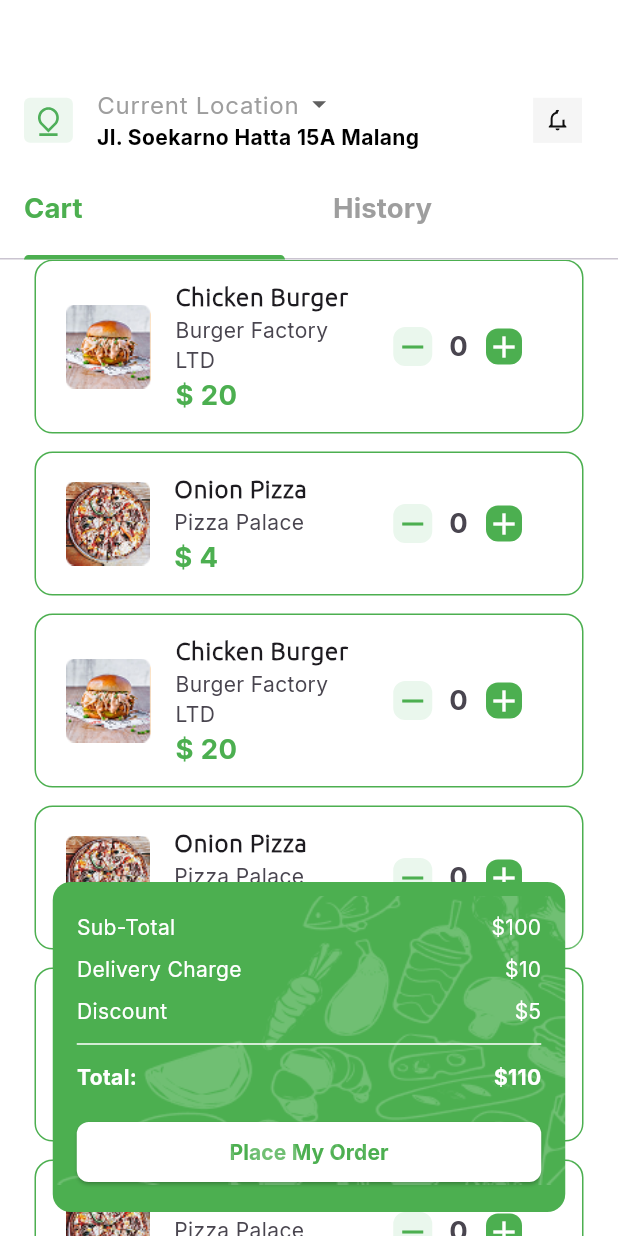
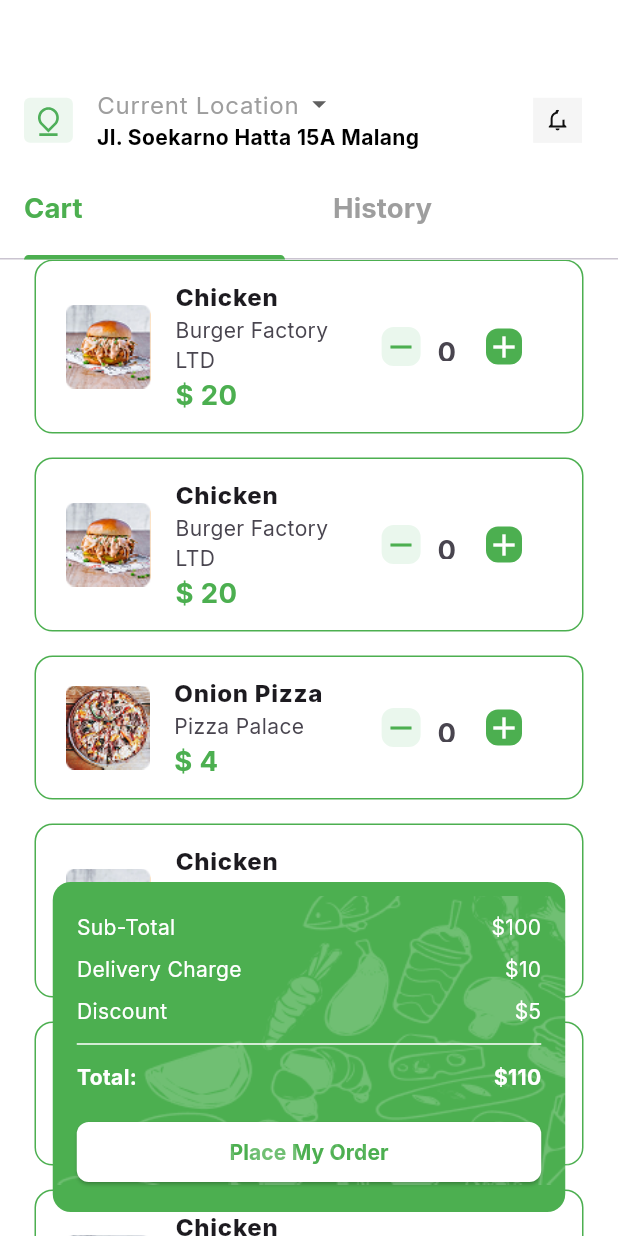
Before and after one commit to iBinaryBeats/foodtek, a Flutter app: the OrdersMenu screen opened directly, on a phone screen of 412 x 824 dp. Run offline on Flutter 3.47's test engine with Material 3 defaults, Android fonts, the phone set to English and light mode, and no system bars; drawn by our look-alikes of flutter_slidable; our stand-ins replace country_code_picker, device_preview, flutter_screenutil, flutter_secure_storage, flutter_svg, pin_code_fields; accounts and stored records are empty.

Commit message:
code improvement

```diff
--- a/lib/features/dashboard/presentation/screens/orders_menu.dart
+++ b/lib/features/dashboard/presentation/screens/orders_menu.dart
@@ -14,6 +14,13 @@ class OrdersMenu extends StatelessWidget {
   ];
 
   List<Map<dynamic, dynamic>> ordered_items = [
+    {
+      'image': 'assets/images/menu_item.png',
+      'title': 'Chicken Burger',
+      'subTitle': 'Burger Factory LTD',
+      'price': 20,
+      'quantity': ValueNotifier<int>(0), // Use ValueNotifier for each item
+    },
     {
       'image': 'assets/images/menu_item.png',
       'title': 'Chicken Burger',
@@ -100,6 +107,8 @@ class OrdersMenu extends StatelessWidget {
                                       horizontal: responsiveWidth(context, 24),
                                     ),
                                     child: Slidable(
+                                      closeOnScroll: true,
+                                      direction: Axis.horizontal,
                                       startActionPane: ActionPane(
                                         motion: ScrollMotion(),
                                         children: [
@@ -108,6 +117,10 @@ class OrdersMenu extends StatelessWidget {
                                               //TODO
                                               print('test');
                                             },
+                                            padding: const EdgeInsets.all(30),
+                                            borderRadius: BorderRadius.circular(
+                                              18,
+                                            ),
                                             backgroundColor: Color(0xffFDAC1D),
                                             foregroundColor: Colors.white,
                                             icon: Icons.delete,
@@ -116,7 +129,7 @@ class OrdersMenu extends StatelessWidget {
                                         ],
                                       ),
                                       child: Container(
-                                        margin: EdgeInsets.only(bottom: 12),
+                                        margin: EdgeInsets.only(bottom: 16),
                                         padding: EdgeInsets.all(4),
                                         decoration: BoxDecoration(
                                           borderRadius: BorderRadius.circular(
@@ -135,7 +148,6 @@ class OrdersMenu extends StatelessWidget {
                                             maxLines: 1,
                                             style: TextStyle(
                                               fontWeight: FontWeight.w800,
-                                              fontFamily: 'Ubuntu',
                                             ),
                                           ),
                                           subtitle: Column(
@@ -157,6 +169,8 @@ class OrdersMenu extends StatelessWidget {
                                           ),
                                           trailing: Row(
                                             mainAxisSize: MainAxisSize.min,
+                                            mainAxisAlignment:
+                                                MainAxisAlignment.end,
                                             children: [
                                               IconButton(
                                                 onPressed: () {
@@ -191,12 +205,16 @@ class OrdersMenu extends StatelessWidget {
                                                   value,
                                                   child,
                                                 ) {
-                                                  return Text(
-                                                    value.toString(),
-                                                    style: TextStyle(
-                                                      fontSize: 16.sp,
-                                                      fontWeight:
-                                                          FontWeight.bold,
+                                                  return SizedBox(
+                                                    width: 18.w,
+                                                    height: 16.h,
+                                                    child: Text(
+                                                      value.toString(),
+                                                      style: TextStyle(
+                                                        fontSize: 16.sp,
+                                                        fontWeight:
+                                                            FontWeight.bold,
+                                                      ),
                                                     ),
                                                   );
                                                 },
@@ -205,7 +223,7 @@ class OrdersMenu extends StatelessWidget {
                                                 onPressed: () {
                                                   if (ordered_items[index]['quantity']
                                                           .value <
-                                                      24)
+                                                      19)
                                                     ordered_items[index]['quantity']
                                                         .value++;
                                                 },
```
